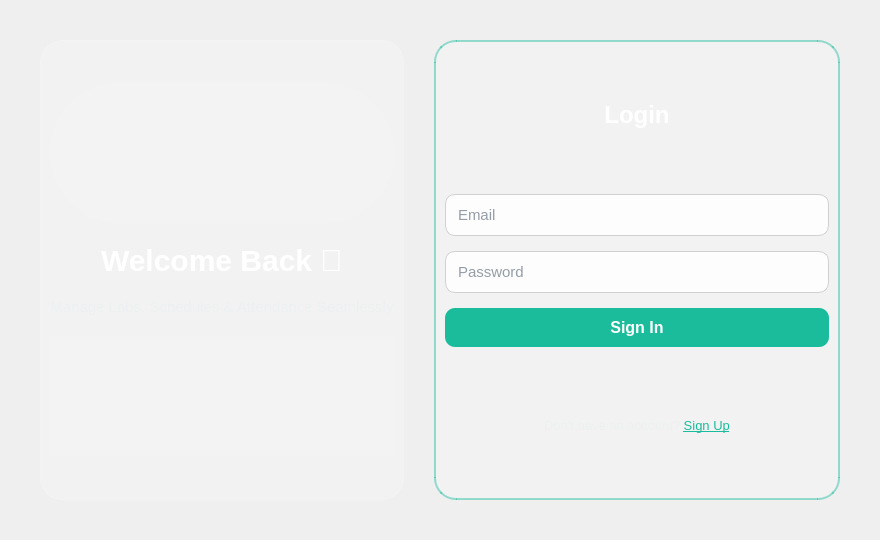
The window that login.ui (maziahhasan/LabTrack) describes before a commit, drawn with Qt 5.
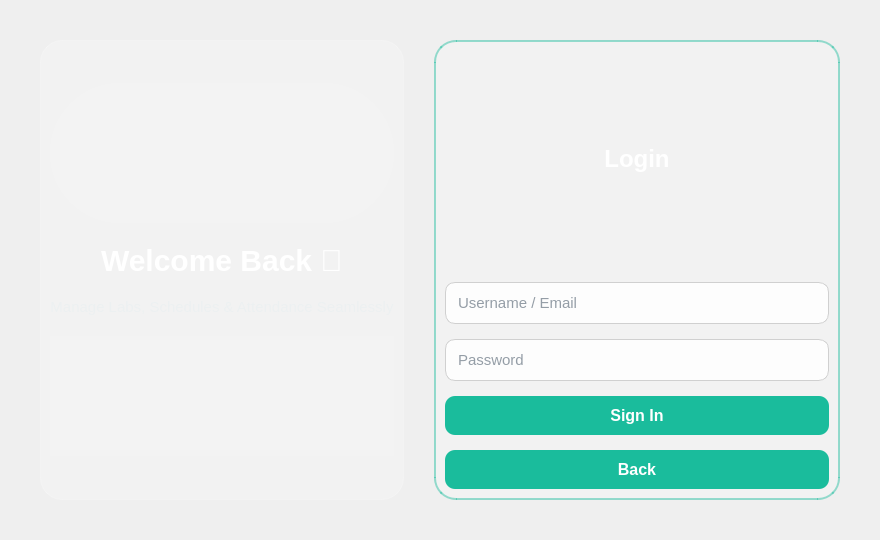
The same window after the commit.

```diff
--- a/login.ui
+++ b/login.ui
@@ -155,7 +155,7 @@
 
       <item>
        <widget class="QLineEdit" name="txtEmail">
-        <property name="placeholderText"><string>Email</string></property>
+                <property name="placeholderText"><string>Username / Email</string></property>
        </widget>
       </item>
 
@@ -173,15 +173,13 @@
       </item>
 
       <item>
-       <widget class="QLabel" name="signupText">
-        <property name="text">
-         <string>Don't have an account? &lt;a href="#" style="color:#1ABC9C"&gt;Sign Up&lt;/a&gt;</string>
-        </property>
-        <property name="alignment"><set>Qt::AlignCenter</set></property>
-        <property name="textFormat"><enum>Qt::RichText</enum></property>
+     <widget class="QPushButton" name="btnBack">
+      <property name="text"><string>Back</string></property>
        </widget>
       </item>
 
+    <!-- Signup removed: only Academic Officer can create accounts -->
+
      </layout>
     </widget>
    </item>
```
Lines whose indentation alone changed are shown as unchanged.
